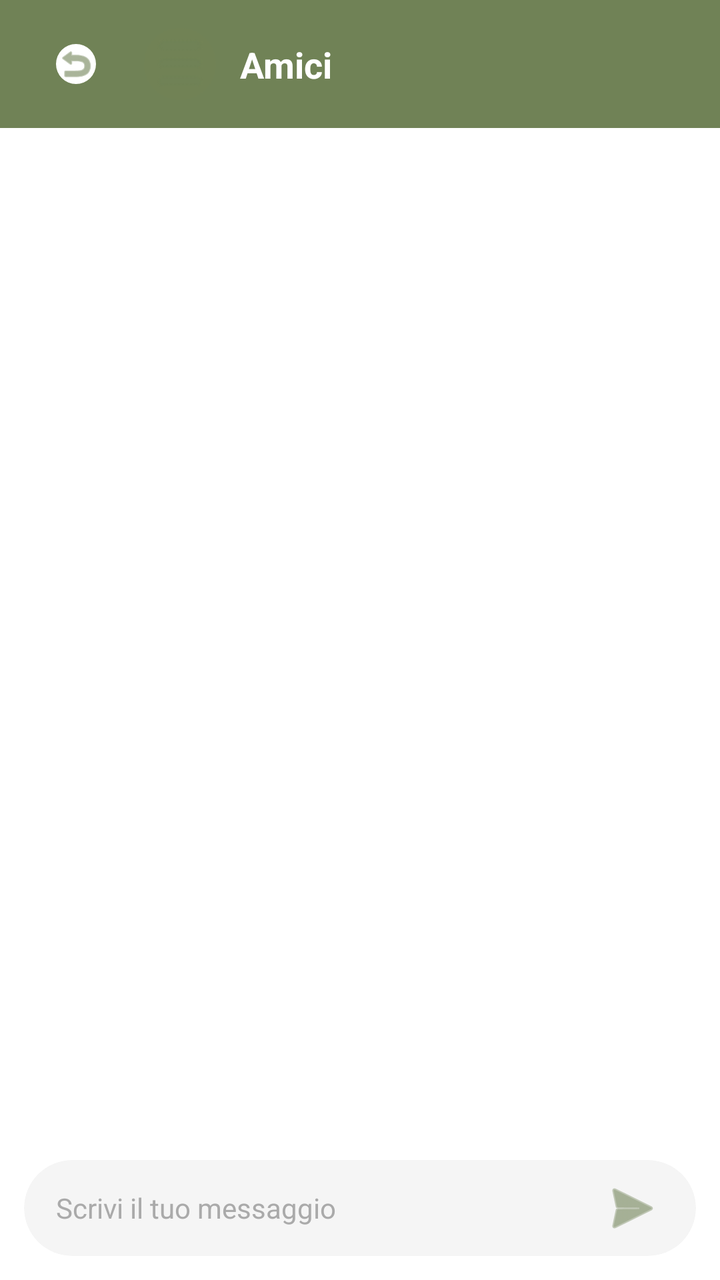
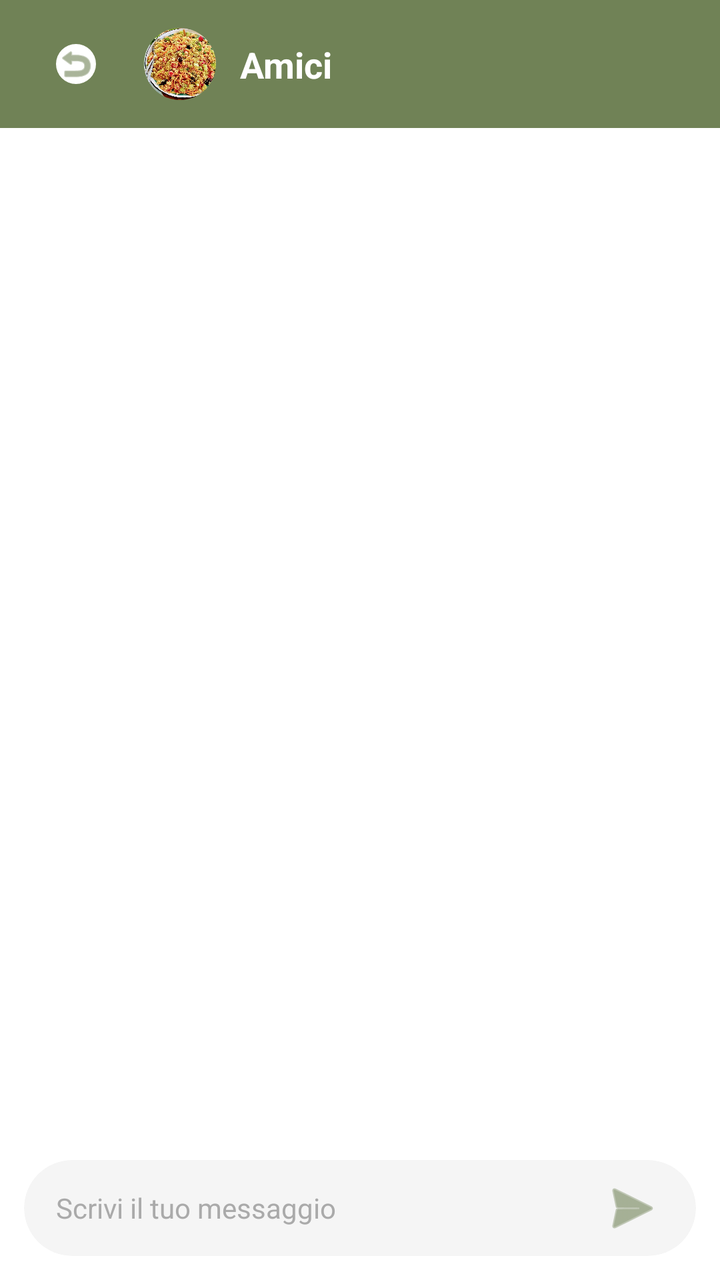

Before-and-after screenshots of an Android layout around one commit, followed by the original layout XML and the change that was made.
<!-- AndroidManifest.xml: application theme Theme.Nutrio -->
<!-- res/layout/activity_chat_community.xml -->
<?xml version="1.0" encoding="utf-8"?>
<androidx.constraintlayout.widget.ConstraintLayout
    xmlns:android="http://schemas.android.com/apk/res/android"
    xmlns:app="http://schemas.android.com/apk/res-auto"
    xmlns:tools="http://schemas.android.com/tools"
    android:layout_width="match_parent"
    android:layout_height="match_parent"
    android:background="@android:color/white">

    
    <androidx.constraintlayout.widget.ConstraintLayout
        android:id="@+id/headerChatCommunity"
        android:layout_width="match_parent"
        android:layout_height="wrap_content"
        android:background="#708256"
        android:paddingHorizontal="20dp"
        android:paddingVertical="14dp"
        app:layout_constraintTop_toTopOf="parent">

        <com.google.android.material.imageview.ShapeableImageView
            android:id="@+id/btnBackFromChat"
            android:layout_width="36dp"
            android:layout_height="36dp"
            android:background="@android:color/white"
            android:padding="8dp"
            android:src="@android:drawable/ic_menu_revert"
            app:shapeAppearanceOverlay="@style/CircleImageView"
            app:layout_constraintBottom_toBottomOf="parent"
            app:layout_constraintStart_toStartOf="parent"
            app:layout_constraintTop_toTopOf="parent"
            app:tint="#708256" />

        <com.google.android.material.imageview.ShapeableImageView
            android:id="@+id/ivChatHeaderAvatar"
            android:layout_width="36dp"
            android:layout_height="36dp"
            android:layout_marginStart="16dp"
            android:scaleType="centerCrop"
            android:src="@drawable/ricette"
            app:shapeAppearanceOverlay="@style/CircleImageView"
            app:layout_constraintBottom_toBottomOf="parent"
            app:layout_constraintStart_toEndOf="@id/btnBackFromChat"
            app:layout_constraintTop_toTopOf="parent" />

        <TextView
            android:id="@+id/tvChatHeaderTitle"
            android:layout_width="wrap_content"
            android:layout_height="wrap_content"
            android:layout_marginStart="12dp"
            android:text="Amici"
            android:textColor="@android:color/white"
            android:textSize="18sp"
            android:textStyle="bold"
            app:layout_constraintBottom_toBottomOf="parent"
            app:layout_constraintStart_toEndOf="@id/ivChatHeaderAvatar"
            app:layout_constraintTop_toTopOf="parent" />

    </androidx.constraintlayout.widget.ConstraintLayout>

    
    <androidx.recyclerview.widget.RecyclerView
        android:id="@+id/rvChatCommunityMessages"
        android:layout_width="match_parent"
        android:layout_height="0dp"
        android:clipToPadding="false"
        android:padding="16dp"
        app:layout_constraintTop_toBottomOf="@id/headerChatCommunity"
        app:layout_constraintBottom_toTopOf="@id/layoutBottomInput" />

    
    <androidx.constraintlayout.widget.ConstraintLayout
        android:id="@+id/layoutBottomInput"
        android:layout_width="match_parent"
        android:layout_height="wrap_content"
        android:padding="12dp"
        android:background="@android:color/white"
        app:layout_constraintBottom_toBottomOf="parent">

        <com.google.android.material.card.MaterialCardView
            android:layout_width="match_parent"
            android:layout_height="48dp"
            app:cardCornerRadius="24dp"
            app:cardBackgroundColor="#F5F5F5"
            app:cardElevation="0dp"
            app:strokeWidth="0dp"
            app:layout_constraintTop_toTopOf="parent"
            app:layout_constraintBottom_toBottomOf="parent">

            <androidx.constraintlayout.widget.ConstraintLayout
                android:layout_width="match_parent"
                android:layout_height="match_parent"
                android:paddingHorizontal="16dp">

                <EditText
                    android:id="@+id/etInputMessaggio"
                    android:layout_width="0dp"
                    android:layout_height="match_parent"
                    android:background="@android:color/transparent"
                    android:hint="Scrivi il tuo messaggio"
                    android:textColorHint="@android:color/darker_gray"
                    android:textSize="14sp"
                    app:layout_constraintEnd_toStartOf="@id/btnInviaMessaggio"
                    app:layout_constraintStart_toStartOf="parent" />

                <ImageButton
                    android:id="@+id/btnInviaMessaggio"
                    android:layout_width="32dp"
                    android:layout_height="32dp"
                    android:background="?attr/selectableItemBackgroundBorderless"
                    android:src="@android:drawable/ic_menu_send"
                    app:layout_constraintBottom_toBottomOf="parent"
                    app:layout_constraintEnd_toEndOf="parent"
                    app:layout_constraintTop_toTopOf="parent"
                    app:tint="#708256" />
            </androidx.constraintlayout.widget.ConstraintLayout>
        </com.google.android.material.card.MaterialCardView>
    </androidx.constraintlayout.widget.ConstraintLayout>

</androidx.constraintlayout.widget.ConstraintLayout>
<!-- resources referenced by this layout -->
<resources>
  <!-- drawable ricette: png bitmap (drawable, 794 bytes) -->
  <style name="CircleImageView">
          <item name="cornerSize">50%</item>
      </style>
  <style name="Theme.Nutrio" parent="Base.Theme.Nutrio" />
  <style name="Base.Theme.Nutrio" parent="Theme.Material3.DayNight.NoActionBar">
          
          
      </style>
</resources>

<!-- the commit's change to res/layout/activity_chat_community.xml (unified diff, before → after) -->
@@ -36,7 +36,7 @@
             android:layout_height="36dp"
             android:layout_marginStart="16dp"
             android:scaleType="centerCrop"
-            android:src="@drawable/ricette"
+            android:src="@drawable/cous"
             app:shapeAppearanceOverlay="@style/CircleImageView"
             app:layout_constraintBottom_toBottomOf="parent"
             app:layout_constraintStart_toEndOf="@id/btnBackFromChat"
<!-- resource entries referenced after the edit -->
@@ -1,6 +1,6 @@
 <!-- resources referenced by this layout -->
 <resources>
-  <!-- drawable ricette: png bitmap (drawable, 794 bytes) -->
+  <!-- drawable cous: jpeg bitmap (drawable, 375610 bytes) -->
   <style name="CircleImageView">
           <item name="cornerSize">50%</item>
       </style>
